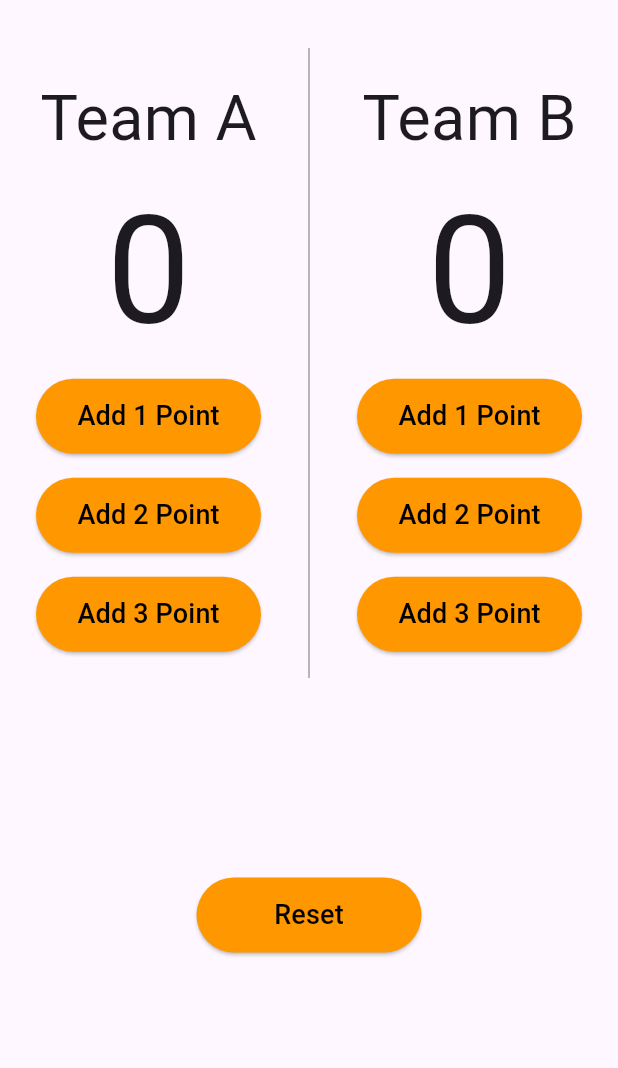
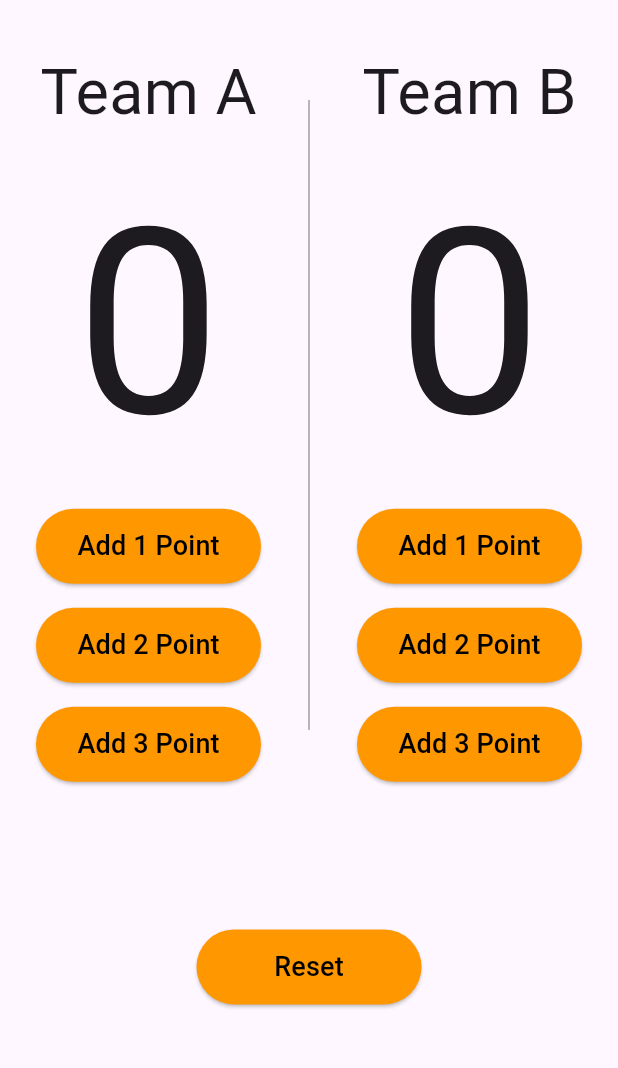
Before and after one commit to PhilopaterNabil/Basketball_Points_Counter-App, a Flutter app: the screen it shows after launch, on a phone screen of 412 x 824 dp, the part 84-1152 px from its top. Run offline on Flutter 3.47's test engine with Material 3 defaults, Android fonts, the light colour scheme and no system bars; drawn by our look-alikes of auto_size_text; our stand-ins replace flutter_bloc.

Commit message:
Update dependencies and refactor UI to use AutoSizeText
- Update dependencies to use the latest versions of `flutter_bloc` and `auto_size_text`.
- Refactor UI in `HomePage` to use `AutoSizeText` for dynamic text sizing based on content.
- Improve layout responsiveness by using `AutoSizeText` instead of fixed `Text` widgets.

```diff
--- a/lib/main.dart
+++ b/lib/main.dart
@@ -1,3 +1,4 @@
+import 'package:auto_size_text/auto_size_text.dart';
 import 'package:basketball_points/cubit/counter_cubit.dart';
 import 'package:basketball_points/cubit/counter_state.dart';
 import 'package:flutter/material.dart';
@@ -57,10 +58,17 @@ class HomePage extends StatelessWidget {
                           fontSize: 42,
                         ),
                       ),
-                      Text(
-                        '${BlocProvider.of<CounterCubit>(context).teamAPoints}',
-                        style: const TextStyle(
-                          fontSize: 100,
+                      SizedBox(
+                        height: MediaQuery.sizeOf(context).height * 0.3,
+                        width: MediaQuery.sizeOf(context).width * 0.4,
+                        child: Center(
+                          child: AutoSizeText(
+                            '${BlocProvider.of<CounterCubit>(context).teamAPoints}',
+                            style: const TextStyle(
+                              fontSize: 180,
+                            ),
+                            maxLines: 1,
+                          ),
                         ),
                       ),
                       ElevatedButton(
@@ -138,10 +146,17 @@ class HomePage extends StatelessWidget {
                           fontSize: 42,
                         ),
                       ),
-                      Text(
-                        '${BlocProvider.of<CounterCubit>(context).teamBPoints}',
-                        style: const TextStyle(
-                          fontSize: 100,
+                      SizedBox(
+                        height: MediaQuery.sizeOf(context).height * 0.3,
+                        width: MediaQuery.sizeOf(context).width * 0.4,
+                        child: Center(
+                          child: AutoSizeText(
+                            '${BlocProvider.of<CounterCubit>(context).teamBPoints}',
+                            style: const TextStyle(
+                              fontSize: 180,
+                            ),
+                            maxLines: 1,
+                          ),
                         ),
                       ),
                       ElevatedButton(
```
Also changed, not shown: pubspec.yaml (+1 -6 lines), pubspec.lock, 1 other file.
